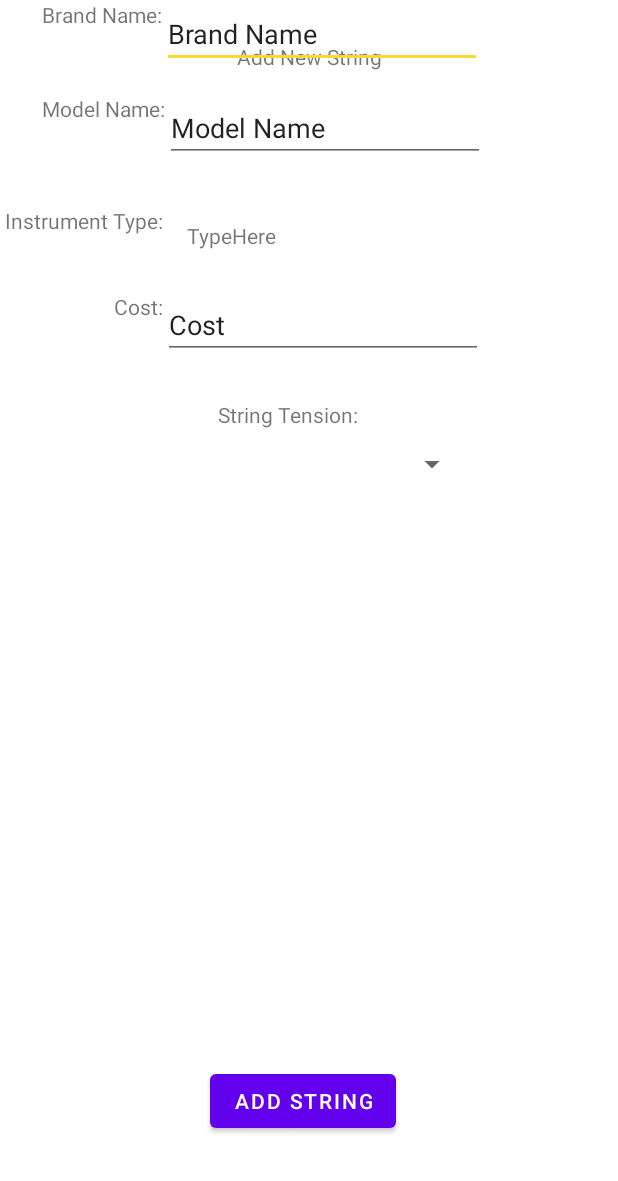
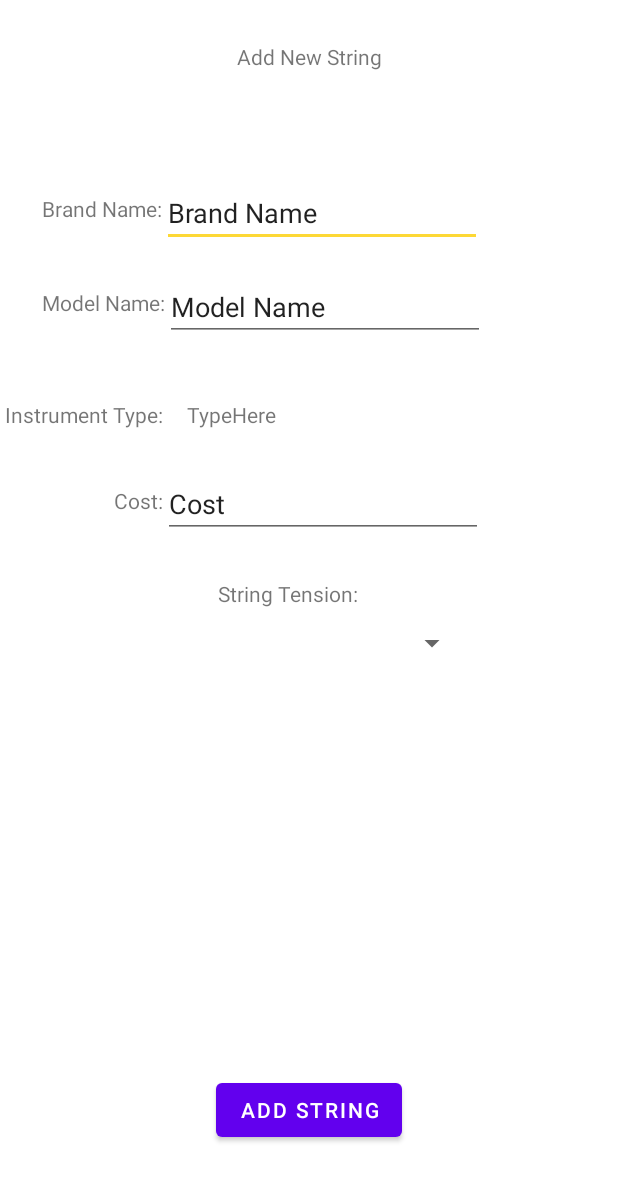
Before and after one commit to ShantingLiu/StringTracker, an Android app: the layout activity_add_new_string.xml on its own in the app's theme, with its tools: preview values and no code run, on a phone screen of 412 x 824 dp. Shown: the top 1181 px of the screen. Run offline under Robolectric (Android 15) with nearby library versions, the phone set to English and light mode, and no system bars.

Commit message:
Cleaned up AddNewInstruments a bit more, not complete done.. but close

```diff
--- a/app/src/main/res/layout/activity_add_new_string.xml
+++ b/app/src/main/res/layout/activity_add_new_string.xml
@@ -10,12 +10,11 @@
         android:id="@+id/addNewStrConfirm"
         android:layout_width="wrap_content"
         android:layout_height="wrap_content"
-        android:layout_marginBottom="66dp"
-        android:onClick="addNewInstr"
+        android:layout_marginBottom="60dp"
+        android:onClick="addNewStr"
         android:text="Add String"
         app:layout_constraintBottom_toBottomOf="parent"
         app:layout_constraintEnd_toEndOf="parent"
-        app:layout_constraintHorizontal_bias="0.486"
         app:layout_constraintStart_toStartOf="parent" />
 
     <TextView
@@ -45,9 +44,10 @@
         android:layout_width="wrap_content"
         android:layout_height="wrap_content"
         android:layout_marginStart="28dp"
+        android:layout_marginTop="129dp"
         android:text="Brand Name:"
         app:layout_constraintStart_toStartOf="parent"
-        tools:layout_editor_absoluteY="129dp" />
+        app:layout_constraintTop_toTopOf="parent" />
 
     <TextView
         android:id="@+id/strModelNamePrompt"
@@ -73,11 +73,12 @@
         android:id="@+id/newStrBrandName"
         android:layout_width="wrap_content"
         android:layout_height="wrap_content"
+        android:layout_marginTop="72dp"
         android:ems="10"
         android:inputType="textPersonName"
         android:text="@string/newBrandName"
         app:layout_constraintStart_toEndOf="@+id/strBrandNamePrompt"
-        tools:layout_editor_absoluteY="119dp" />
+        app:layout_constraintTop_toBottomOf="@+id/addNewInstr" />
 
     <EditText
         android:id="@+id/newStrModelName"
```
Also changed, not shown: app/src/main/java/com/example/stringtracker/AddNewInstrument.java (+19 -14 lines), app/src/main/java/com/example/stringtracker/AddNewString.java (+12 -5 lines).
